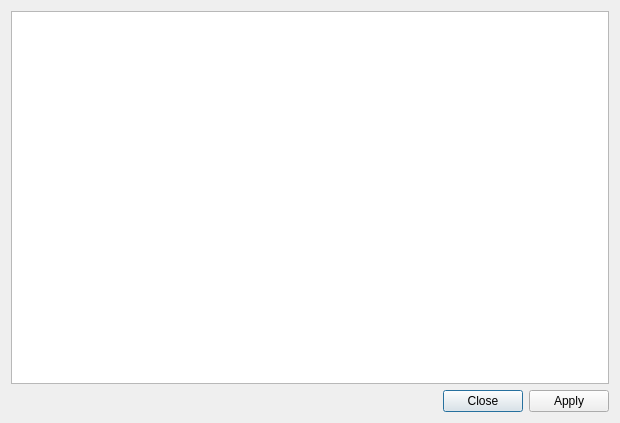
Old version of the form trunk/SQLiteStudio3/guiSQLiteStudio/dialogs/cssdebugdialog.ui in the repository pawelsalawa/sqlitestudio.
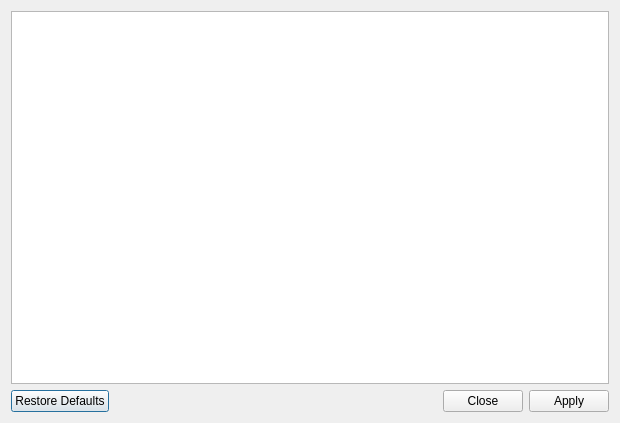
New version of the form.

Commit message: #2819 Introduced "compact layout" as an option (enabled by default) to minimize all margins on the interface.

```diff
--- a/trunk/SQLiteStudio3/guiSQLiteStudio/dialogs/cssdebugdialog.ui
+++ b/trunk/SQLiteStudio3/guiSQLiteStudio/dialogs/cssdebugdialog.ui
@@ -23,7 +23,7 @@
       <enum>Qt::Horizontal</enum>
      </property>
      <property name="standardButtons">
-      <set>QDialogButtonBox::Apply|QDialogButtonBox::Close</set>
+      <set>QDialogButtonBox::Apply|QDialogButtonBox::Close|QDialogButtonBox::RestoreDefaults</set>
      </property>
     </widget>
    </item>
```
The commit also changes 23 other files.
